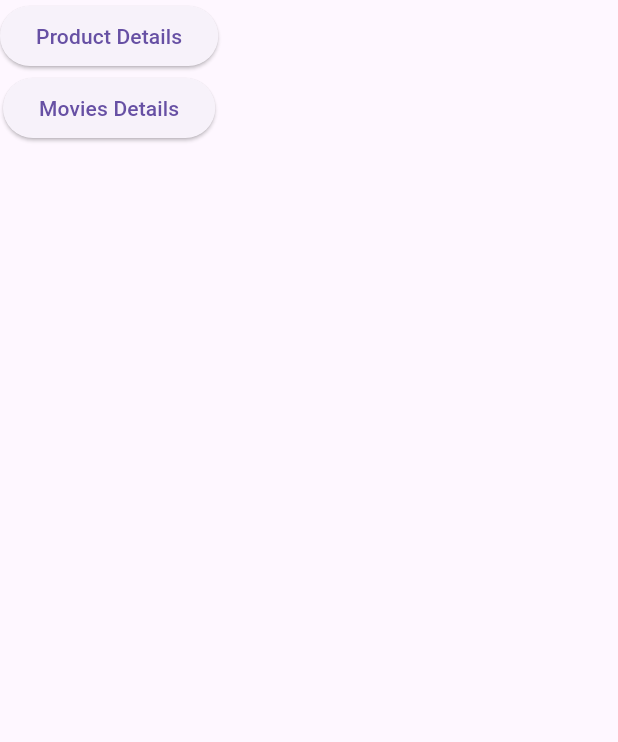
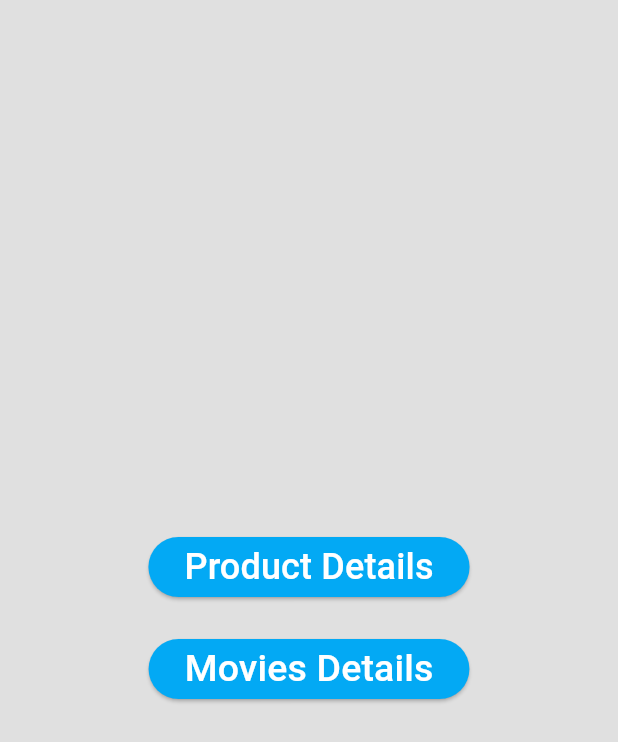
Before and after one commit to Sajib-IT/Api-Calling-Demo-Project, a Flutter app: the screen it shows after launch, on a phone screen of 412 x 824 dp. Shown: the top 742 px of the screen. Run offline on Flutter 3.47's test engine with Material 3 defaults, Android fonts, the phone set to English and light mode, and no system bars; our stand-ins replace dio, shimmer.

Commit message:
update design

```diff
--- a/lib/src/common_view_page.dart
+++ b/lib/src/common_view_page.dart
@@ -8,22 +8,36 @@ class CommonViewPage extends StatelessWidget {
   @override
   Widget build(BuildContext context) {
     return Scaffold(
-      body: SafeArea(
+      backgroundColor: Colors.grey.shade300,
+      body: Center(
         child: Column(
-        // mainAxisAlignment: MainAxisAlignment.center,
+          mainAxisAlignment: MainAxisAlignment.center,
           crossAxisAlignment: CrossAxisAlignment.center,
-        mainAxisSize: MainAxisSize.min,
           children: [
             ElevatedButton(
-              onPressed: () => Navigator.of(context)
-                  .push(MaterialPageRoute(builder: (context) => ApiShowPage())),
-              child: const Text("Product Details")),
+                onPressed: () => Navigator.of(context).push(
+                    MaterialPageRoute(builder: (context) => ApiShowPage())),
+                style: ButtonStyle(
+                  backgroundColor: MaterialStateProperty.all(Colors.lightBlue),
+                ),
+                child: const Text(
+                  "Product Details",
+                  style: TextStyle(color: Colors.white,fontSize: 24),
+                )),
+            SizedBox(height: 20,),
             ElevatedButton(
                 onPressed: () => Navigator.of(context).push(
                     MaterialPageRoute(builder: (ctx) => MoviesApiShowPage())),
-              child: const Text("Movies Details")),
+                style: ButtonStyle(
+                  backgroundColor: MaterialStateProperty.all(Colors.lightBlue),
+                ),
+                child: const Text(
+                  "Movies Details",
+                  style: TextStyle(color: Colors.white,fontSize: 25),
+                )),
           ],
-      )),
+        ),
+      ),
     );
   }
 }
```
Lines whose indentation alone changed are shown as unchanged.
